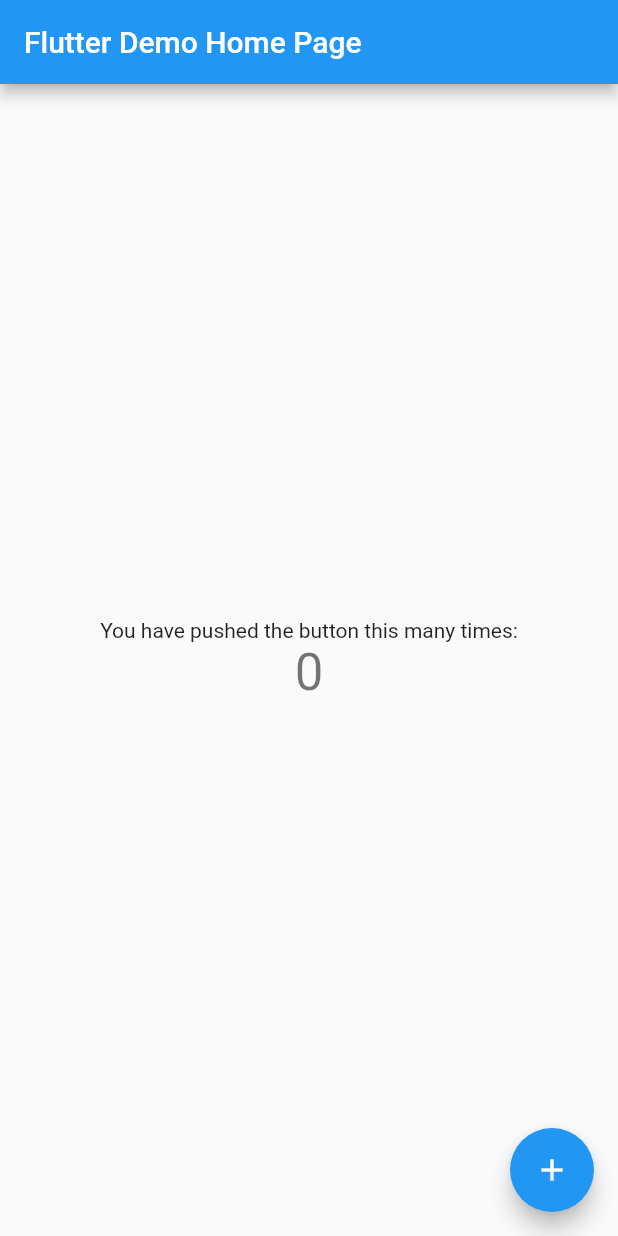
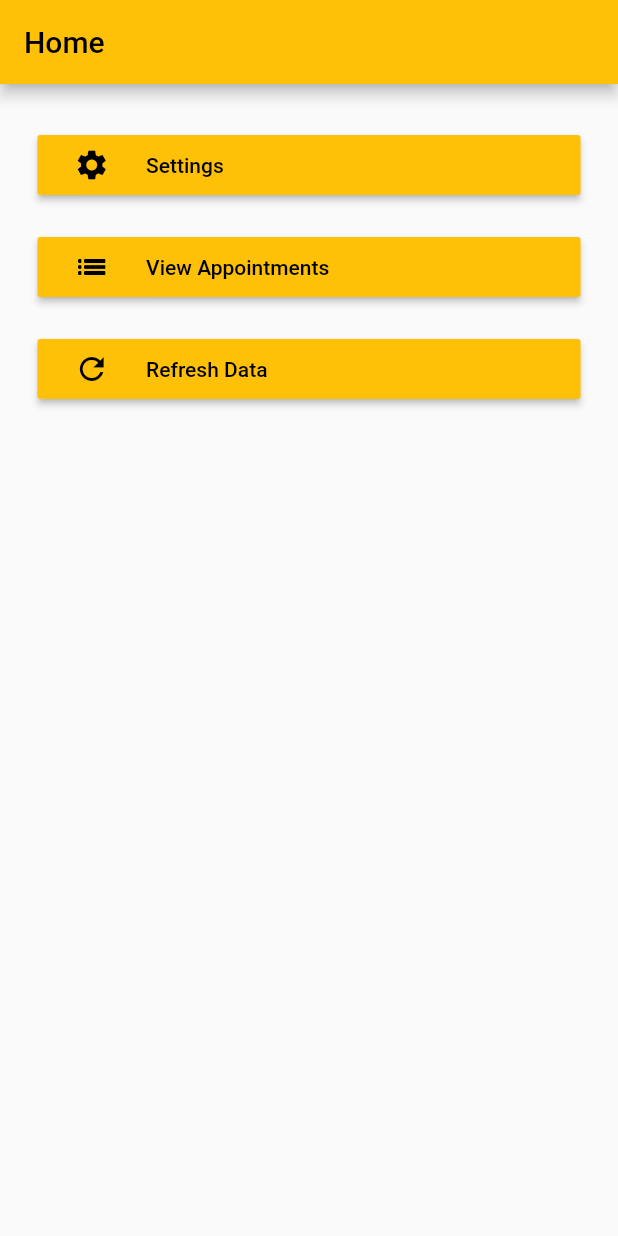
Before and after one commit to Deepak-K92/demo_api, a Flutter app: the screen it shows after launch, on a phone screen of 412 x 824 dp. Run offline on Flutter 3.47's test engine with Material 2 defaults, Android fonts, the phone set to English and light mode, and no system bars; our stand-ins replace bloc, equatable, go_router; missing offline and left inert: dart:html.

Commit message:
Basic Structure Along with Router config and View Screens are made.

```diff
--- /dev/null
+++ b/lib/feature/home/view/home_view.dart
@@ -0,0 +1,40 @@
+import 'package:demo_api/feature/home/view/widgets/custom_button.dart';
+import 'package:demo_api/static/app_router.dart';
+import 'package:flutter/material.dart';
+import 'package:flutter/src/widgets/container.dart';
+import 'package:flutter/src/widgets/framework.dart';
+import 'package:go_router/go_router.dart';
+
+class HomeView extends StatelessWidget {
+  const HomeView({super.key});
+
+  @override
+  Widget build(BuildContext context) {
+    return Scaffold(
+      appBar: AppBar(
+        title: const Text("Home"),
+      ),
+      body: ListView(
+        shrinkWrap: true,
+        padding: const EdgeInsets.symmetric(horizontal: 25, vertical: 20),
+        children: <Widget>[
+          CustomButton(
+            buttonName: 'Settings',
+            icon: const Icon(Icons.settings),
+            onPressed: () => context.goNamed(AppRouters.settings),
+          ),
+          CustomButton(
+            buttonName: 'View Appointments',
+            icon: const Icon(Icons.list_sharp),
+            onPressed: () => context.goNamed(AppRouters.viewAppointments),
+          ),
+          CustomButton(
+            buttonName: 'Refresh Data',
+            icon: const Icon(Icons.refresh),
+            onPressed: () => null,
+          ),
+        ],
+      ),
+    );
+  }
+}
--- /dev/null
+++ b/lib/feature/home/view/widgets/custom_button.dart
@@ -0,0 +1,45 @@
+import 'package:flutter/material.dart';
+import 'package:flutter/src/widgets/container.dart';
+import 'package:flutter/src/widgets/framework.dart';
+
+class CustomButton extends StatefulWidget {
+  final Function() onPressed;
+  final String buttonName;
+  final Icon icon;
+  const CustomButton(
+      {super.key,
+      required this.buttonName,
+      required this.onPressed,
+      required this.icon});
+
+  @override
+  State<CustomButton> createState() => _CustomButtonState();
+}
+
+class _CustomButtonState extends State<CustomButton> {
+  @override
+  Widget build(BuildContext context) {
+    return Padding(
+      padding: const EdgeInsets.symmetric(vertical: 10),
+      child: MaterialButton(
+        onPressed: widget.onPressed,
+        padding: const EdgeInsets.symmetric(vertical: 8),
+        splashColor: Theme.of(context).splashColor,
+        textColor: Colors.black,
+        color: Theme.of(context).primaryColor,
+        child: Row(
+          children: [
+            Expanded(
+              flex: 1,
+              child: widget.icon,
+            ),
+            Expanded(
+              flex: 4,
+              child: Text(widget.buttonName, textAlign: TextAlign.start),
+            )
+          ],
+        ),
+      ),
+    );
+  }
+}
--- a/lib/main.dart
+++ b/lib/main.dart
@@ -1,3 +1,4 @@
+import 'package:demo_api/router/router.dart';
 import 'package:flutter/material.dart';
 
 void main() {
@@ -10,106 +11,15 @@ class MyApp extends StatelessWidget {
   // This widget is the root of your application.
   @override
   Widget build(BuildContext context) {
-    return MaterialApp(
-      title: 'Flutter Demo',
+    return MaterialApp.router(
+      routeInformationParser: router.routeInformationParser,
+      routerDelegate: router.routerDelegate,
+      routeInformationProvider: router.routeInformationProvider,
+      title: 'PCCS',
       theme: ThemeData(
-        // This is the theme of your application.
-        //
-        // Try running your application with "flutter run". You'll see the
-        // application has a blue toolbar. Then, without quitting the app, try
-        // changing the primarySwatch below to Colors.green and then invoke
-        // "hot reload" (press "r" in the console where you ran "flutter run",
-        // or simply save your changes to "hot reload" in a Flutter IDE).
-        // Notice that the counter didn't reset back to zero; the application
-        // is not restarted.
-        primarySwatch: Colors.blue,
-      ),
-      home: const MyHomePage(title: 'Flutter Demo Home Page'),
+          splashColor: Colors.blueGrey,
+          primarySwatch: Colors.amber,
+          accentColor: Colors.amberAccent),
     );
   }
 }
-
-class MyHomePage extends StatefulWidget {
-  const MyHomePage({super.key, required this.title});
-
-  // This widget is the home page of your application. It is stateful, meaning
-  // that it has a State object (defined below) that contains fields that affect
-  // how it looks.
-
-  // This class is the configuration for the state. It holds the values (in this
-  // case the title) provided by the parent (in this case the App widget) and
-  // used by the build method of the State. Fields in a Widget subclass are
-  // always marked "final".
-
-  final String title;
-
-  @override
-  State<MyHomePage> createState() => _MyHomePageState();
-}
-
-class _MyHomePageState extends State<MyHomePage> {
-  int _counter = 0;
-
-  void _incrementCounter() {
-    setState(() {
-      // This call to setState tells the Flutter framework that something has
-      // changed in this State, which causes it to rerun the build method below
-      // so that the display can reflect the updated values. If we changed
-      // _counter without calling setState(), then the build method would not be
-      // called again, and so nothing would appear to happen.
-      _counter++;
-    });
-  }
-
-  @override
-  Widget build(BuildContext context) {
-    // This method is rerun every time setState is called, for instance as done
-    // by the _incrementCounter method above.
-    //
-    // The Flutter framework has been optimized to make rerunning build methods
-    // fast, so that you can just rebuild anything that needs updating rather
-    // than having to individually change instances of widgets.
-    return Scaffold(
-      appBar: AppBar(
-        // Here we take the value from the MyHomePage object that was created by
-        // the App.build method, and use it to set our appbar title.
-        title: Text(widget.title),
-      ),
-      body: Center(
-        // Center is a layout widget. It takes a single child and positions it
-        // in the middle of the parent.
-        child: Column(
-          // Column is also a layout widget. It takes a list of children and
-          // arranges them vertically. By default, it sizes itself to fit its
-          // children horizontally, and tries to be as tall as its parent.
-          //
-          // Invoke "debug painting" (press "p" in the console, choose the
-          // "Toggle Debug Paint" action from the Flutter Inspector in Android
-          // Studio, or the "Toggle Debug Paint" command in Visual Studio Code)
-          // to see the wireframe for each widget.
-          //
-          // Column has various properties to control how it sizes itself and
-          // how it positions its children. Here we use mainAxisAlignment to
-          // center the children vertically; the main axis here is the vertical
-          // axis because Columns are vertical (the cross axis would be
-          // horizontal).
-          mainAxisAlignment: MainAxisAlignment.center,
-          children: <Widget>[
-            const Text(
-              'You have pushed the button this many times:',
-            ),
-            Text(
-              '$_counter',
-              style: Theme.of(context).textTheme.headline4,
-            ),
-          ],
-        ),
-      ),
-      floatingActionButton: FloatingActionButton(
-        onPressed: _incrementCounter,
-        tooltip: 'Increment',
-        child: const Icon(Icons.add),
-      ), // This trailing comma makes auto-formatting nicer for build methods.
-    );
-  }
-}
--- /dev/null
+++ b/lib/router/router.dart
@@ -0,0 +1,27 @@
+import 'package:go_router/go_router.dart';
+import '../feature/home/view/home_view.dart';
+import '../feature/settings/view/settings_view.dart';
+import '../feature/view_appointments/view/view_appointments.dart';
+
+import '../static/app_router.dart';
+
+final GoRouter _router = GoRouter(initialLocation: '/', routes: <GoRoute>[
+  GoRoute(
+      name: AppRouters.home,
+      path: '/',
+      builder: (context, GoRouterState state) => const HomeView(),
+      routes: [
+        GoRoute(
+          name: AppRouters.settings,
+          path: 'settings_view.dart',
+          builder: (context, GoRouterState state) => const SettingsView(),
+        ),
+        GoRoute(
+          name: AppRouters.viewAppointments,
+          path: 'view_appointments.dart',
+          builder: (context, GoRouterState state) => const ViewAppointments(),
+        ),
+      ]),
+]);
+
+GoRouter get router => _router;
--- /dev/null
+++ b/lib/static/app_router.dart
@@ -0,0 +1,5 @@
+class AppRouters {
+  static const home = 'home';
+  static const settings = 'settings';
+  static const viewAppointments = 'viewAppointments';
+}
```
Also changed, not shown: lib/feature/settings/cubit/load_data_cubit.dart (added, +15 -0 lines), lib/feature/settings/cubit/load_data_state.dart (added, +34 -0 lines), lib/feature/settings/view/settings_view.dart (added, +14 -0 lines), lib/feature/view_appointments/view/view_appointments.dart (added, +16 -0 lines), pubspec.yaml (+5 -17 lines).
